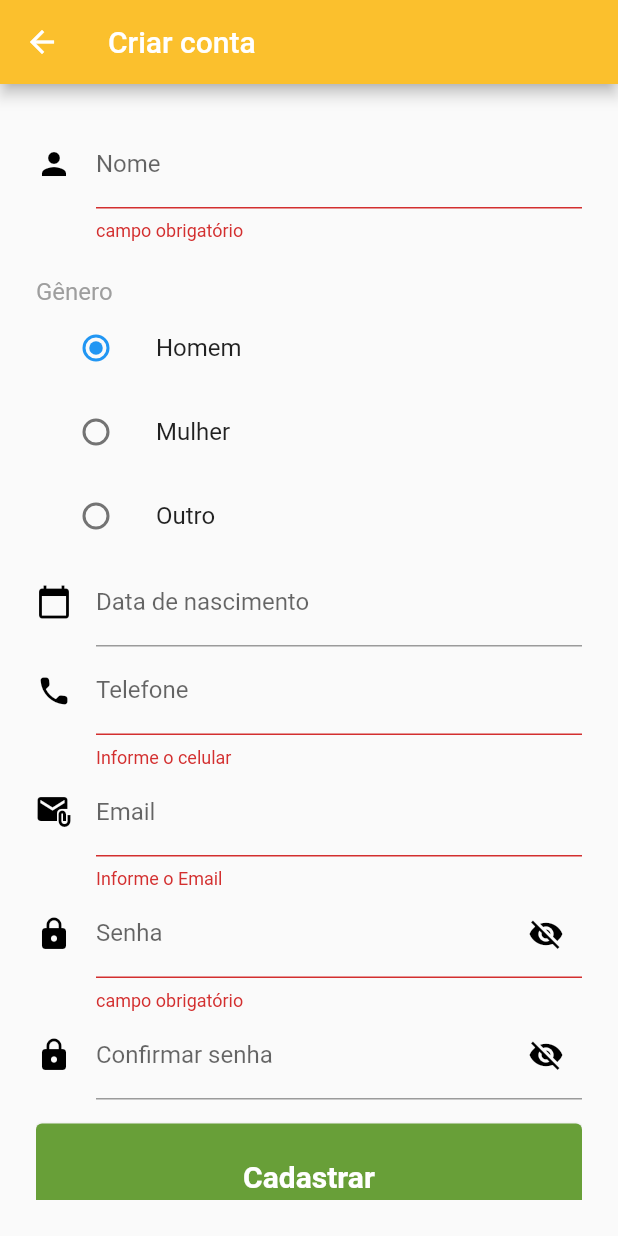
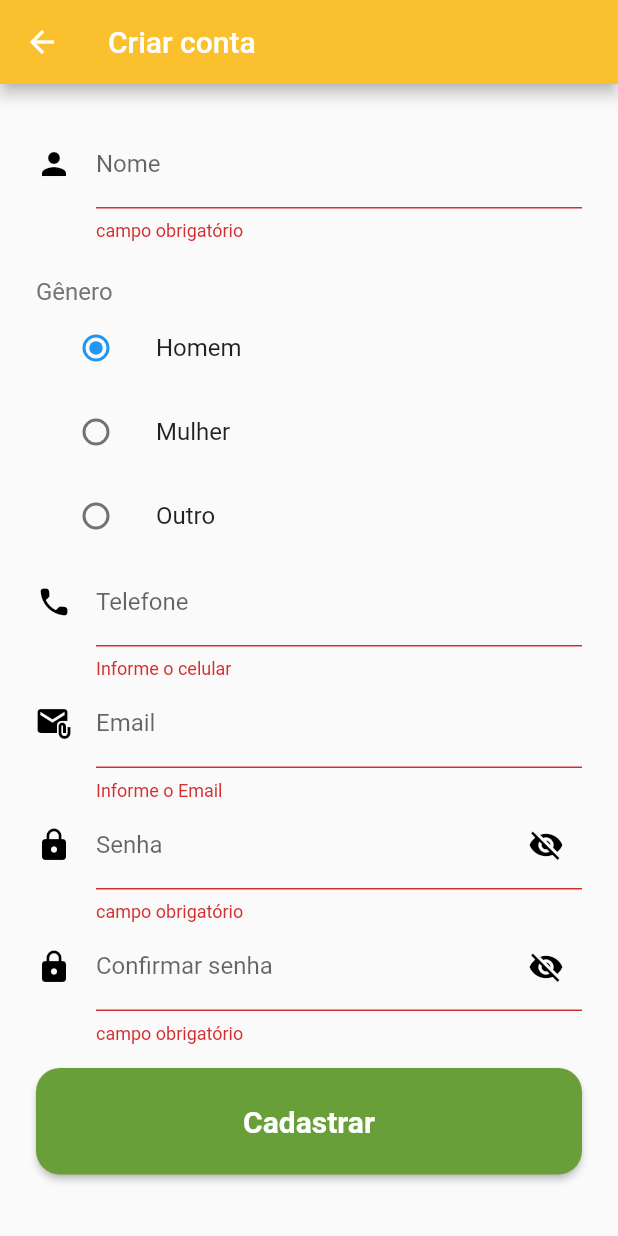
Before and after one commit to alanrps/visibility-mobile, a Flutter app: the Register screen opened directly, after a tap on "Cadastrar", on a phone screen of 412 x 824 dp. Run offline on Flutter 3.47's test engine with Material 2 defaults, Android fonts, the light colour scheme and no system bars; our stand-ins replace google_maps_flutter, location.

Commit message:
Sign_up page

```diff
--- a/lib/views/sign_up.dart
+++ b/lib/views/sign_up.dart
@@ -19,36 +19,30 @@ class _RegisterState extends State<Register> {
     padding: EdgeInsets.all(24),
     primary: Colors.lightGreen[700],
     onPrimary: Colors.white,
+    shape: RoundedRectangleBorder(
+      borderRadius: BorderRadius.circular(16),
+    ),
     textStyle: const TextStyle(fontSize: 20, fontWeight: FontWeight.bold),
   );
 
   void _submitForm() {
-    if (!_form.currentState.validate()) {
+    if (_form.currentState.validate()) {
       _form.currentState.save();
+
+      String tempPhone = _formData['phone'].toString().trim();
+      print(tempPhone);
+
       final user = new User(
         name: _formData['name'],
-        gender: _formData['gender'],
-        birthDate: _formData['birthDate'],
+        gender: _userGender,
+        birthDate: null,
         phone: _formData['phone'],
         email: _formData['email'],
         password: _formData['password'],
       );
+
       print(user);
     }
-  }
-
-  Future<DateTime> _selectDate(BuildContext context) async {
-    DateTime currentDate = DateTime.now();
-    final DateTime pickedDate = await showDatePicker(
-        context: context,
-        initialDate: currentDate,
-        firstDate: DateTime(1900),
-        lastDate: currentDate);
-    if (pickedDate != null && pickedDate != currentDate)
-      setState(() {
-        currentDate = pickedDate;
-      });
-    return pickedDate;
   }
 
   @override
@@ -83,14 +77,15 @@ class _RegisterState extends State<Register> {
                 Column(
                   children: [
                     SizedBox(height: 24),
-                    Row(
-                      children: <Widget>[
-                        Text(
-                          'Gênero',
-                          style: const TextStyle(fontSize: 16, color: Colors.grey)
+                    Row(children: <Widget>[
+                      Text(
+                        'Gênero',
+                        style: TextStyle(
+                          fontSize: 16,
+                          foreground: Paint()..color = Colors.grey[600],
                         ),
-                      ]
-                    ),
+                      )
+                    ]),
                     ListTile(
                       title: const Text('Homem'),
                       leading: Radio<Gender>(
@@ -131,26 +126,14 @@ class _RegisterState extends State<Register> {
                 ),
                 TextFormField(
                   textInputAction: TextInputAction.next,
-                  keyboardType: TextInputType.datetime,
-                  onTap: () => _selectDate(context),
-                  decoration: InputDecoration(
-                      icon: const Icon(
-                        Icons.calendar_today,
-                        color: Colors.black,
-                      ),
-                      labelText: 'Data de nascimento'),
-                  onSaved: (value) => _formData['birthDate'] = value,
-                ),
-                TextFormField(
-                  textInputAction: TextInputAction.next,
                   keyboardType: TextInputType.phone,
                   validator: (value) {
                     String patttern = r'(^[0-9]*$)';
                     RegExp regExp = new RegExp(patttern);
                     if (value.length == 0)
                       return "Informe o celular";
-                    else if (value.length != 10)
-                      return "O celular deve ter 10 dígitos";
+                    else if (value.length != 10 && value.length != 11)
+                      return "O telefone deve ter 10 ou 11 dígitos";
                     else if (!regExp.hasMatch(value))
                       return "O número do celular so deve conter dígitos";
                     return null;
@@ -161,6 +144,7 @@ class _RegisterState extends State<Register> {
                       color: Colors.black,
                     ),
                     labelText: 'Telefone',
+                    hintText: '(DDD)999999999',
                   ),
                   onSaved: (value) => _formData['phone'] = value,
                 ),
@@ -194,14 +178,14 @@ class _RegisterState extends State<Register> {
                   validator: (value) {
                     if (value == null || value.isEmpty)
                       return 'campo obrigatório';
-                    else if (value.length < 6) return 'menor que 6 dígitos';
+                    else if (value.length < 6)
+                      return 'menor que 6 dígitos';
+                    else if (value != _formData['confirmPassword'])
+                      return 'senhas não coincidem';
                     return null;
                   },
                   decoration: InputDecoration(
-                      icon: Icon(
-                        Icons.lock,
-                        color: Colors.black
-                      ),
+                      icon: Icon(Icons.lock, color: Colors.black),
                       labelText: 'Senha',
                       suffixIcon: GestureDetector(
                         child: Icon(
@@ -217,15 +201,13 @@ class _RegisterState extends State<Register> {
                       )),
                   obscureText: _showPassword == false ? true : false,
                   onSaved: (value) => _formData['password'] = value,
+                  onChanged: (value) => _formData['password'] = value,
                 ),
                 TextFormField(
                   textInputAction: TextInputAction.next,
                   keyboardType: TextInputType.visiblePassword,
                   decoration: InputDecoration(
-                      icon: Icon(
-                        Icons.lock,
-                        color: Colors.black
-                      ),
+                      icon: Icon(Icons.lock, color: Colors.black),
                       labelText: 'Confirmar senha',
                       suffixIcon: GestureDetector(
                         child: Icon(
@@ -242,6 +224,17 @@ class _RegisterState extends State<Register> {
                       )),
                   obscureText:
                       _showPasswordConfirmation == false ? true : false,
+                  validator: (value) {
+                    if (value == null || value.isEmpty)
+                      return 'campo obrigatório';
+                    else if (value.length < 6)
+                      return 'menor que 6 dígitos';
+                    else if (_formData['password'] != value)
+                      return 'senhas não coincidem';
+                    return null;
+                  },
+                  onSaved: (value) => _formData['confirmPassword'] = value,
+                  onChanged: (value) => _formData['confirmPassword'] = value,
                 ),
                 new Container(
                     margin: const EdgeInsets.only(top: 16.0),
```
